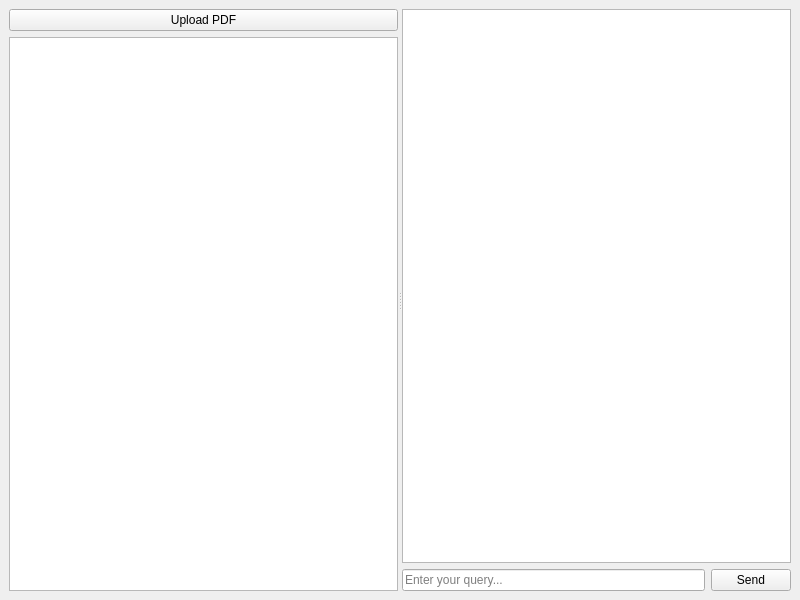
Before: the Qt Designer form resources/interface.ui in wingatesv/gen_ai, drawn with Qt 5.
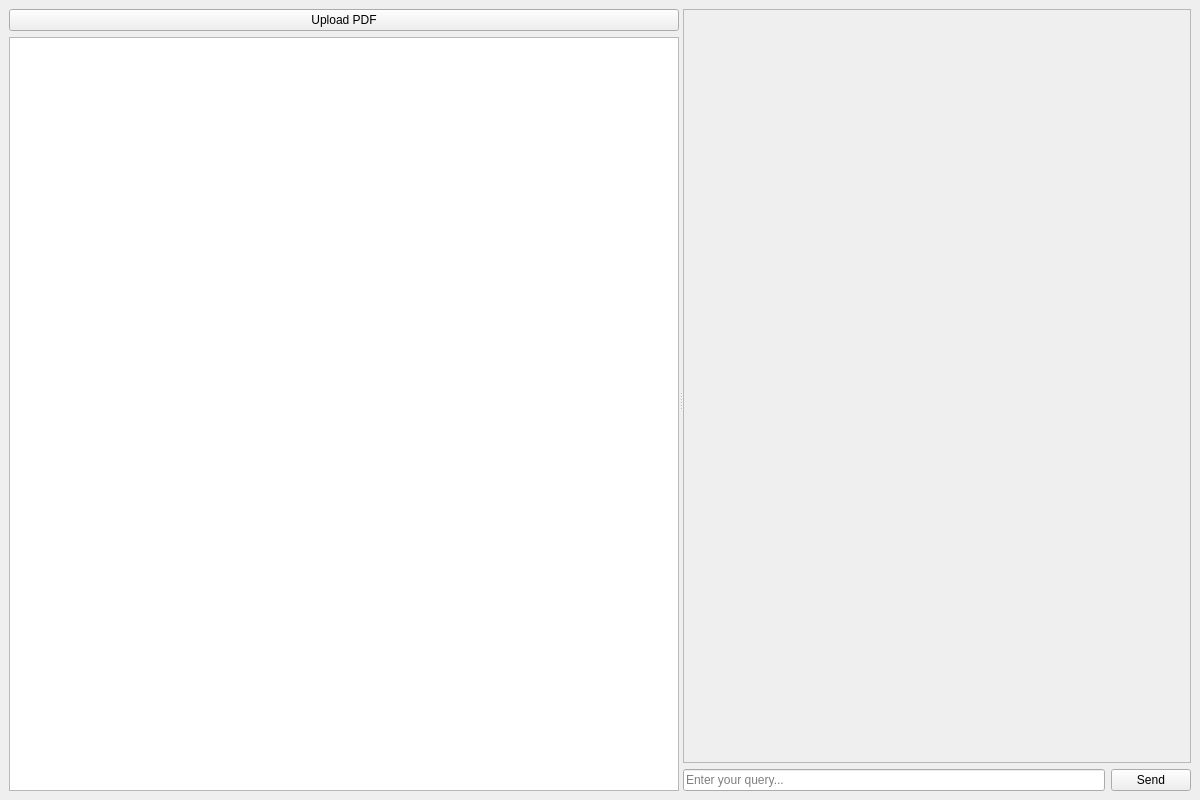
After: the same form once the commit is applied.

Commit message: Update LLM model and enhance UI layout; add dark mode stylesheet

What changed in the file:
```diff
--- a/resources/interface.ui
+++ b/resources/interface.ui
@@ -6,8 +6,8 @@
    <rect>
     <x>0</x>
     <y>0</y>
-    <width>800</width>
-    <height>600</height>
+    <width>1200</width>
+    <height>800</height>
    </rect>
   </property>
   <property name="windowTitle">
@@ -39,7 +39,18 @@
       <widget class="QWidget" name="rightPanel">
        <layout class="QVBoxLayout" name="rightLayout">
         <item>
-         <widget class="QTextBrowser" name="chatDisplay"/>
+         <widget class="QScrollArea" name="chatScrollArea">
+          <property name="widgetResizable">
+           <bool>true</bool>
+          </property>
+          <widget class="QWidget" name="chatContainer">
+           <layout class="QVBoxLayout" name="chatLayout">
+            <property name="alignment">
+             <set>Qt::AlignTop</set>
+            </property>
+           </layout>
+          </widget>
+         </widget>
         </item>
         <item>
          <layout class="QHBoxLayout" name="inputLayout">
```
The commit also changes 5 other files.
